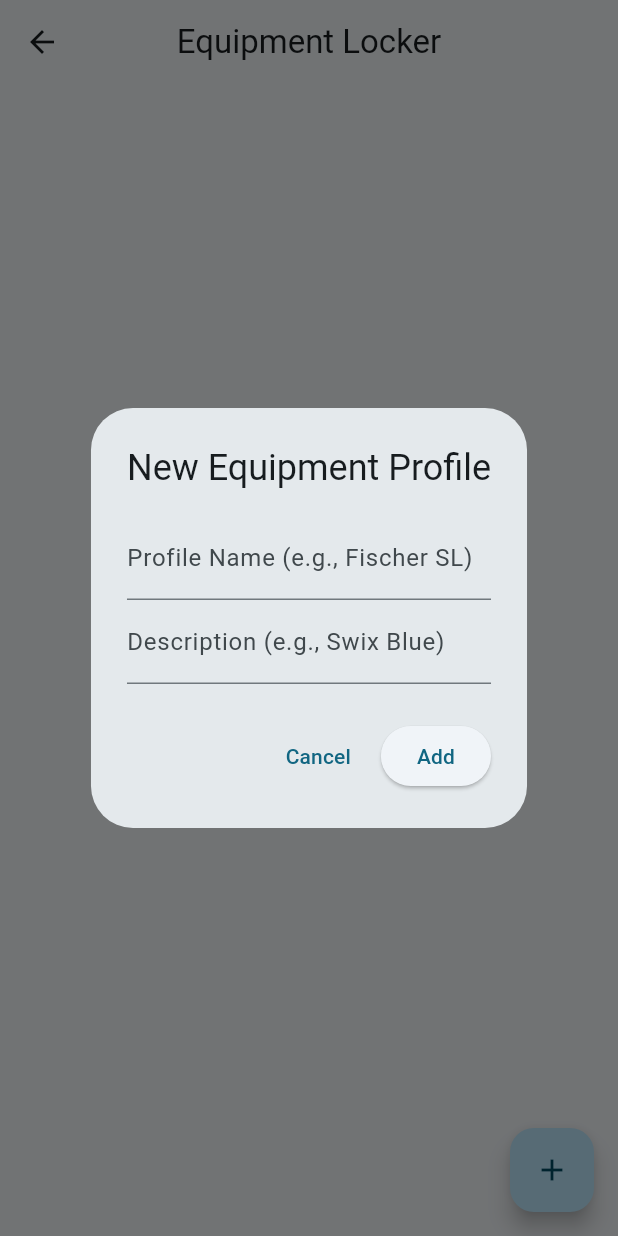
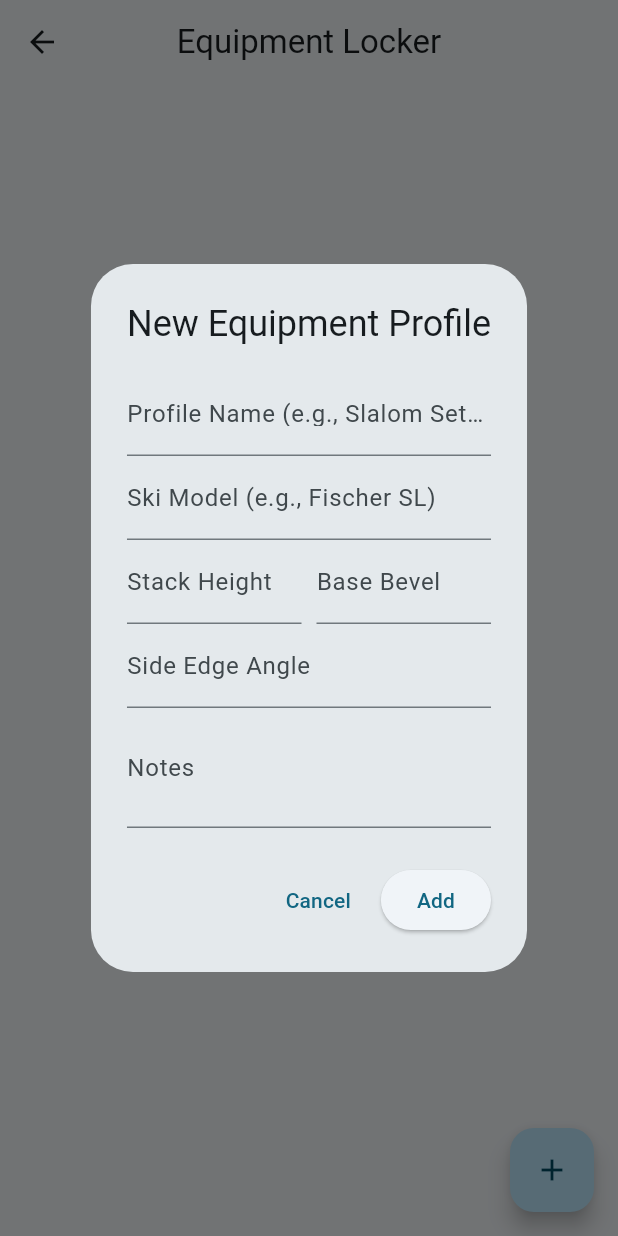
Before and after one commit to jjdavi23/Ski-Analytics-Tracker, a Flutter app: the EquipmentLockerScreen screen opened directly, after a tap on the "add" icon, on a phone screen of 412 x 824 dp. Run offline on Flutter 3.47's test engine with Material 3 defaults, Android fonts, the phone set to English and light mode, and no system bars; our stand-ins replace cloud_firestore, csv, firebase_auth, firebase_core, fl_chart, flutter_riverpod and 3 more; accounts and stored records are empty.

Commit message:
added new fields to equipment profile that give more apt descriptions

```diff
--- a/lib/models/equipment_profile.dart
+++ b/lib/models/equipment_profile.dart
@@ -2,24 +2,40 @@ class EquipmentProfile {
   //outline for ski setup
   final String id;
   final String name;
-  final String description;
+  final String? stackHeight;
+  final String? baseBevel;
+  final String? sideEdge;
+  final String? skiModel;
+  final String? notes;
 
   EquipmentProfile({
     //whats needed to make the equipment profile
     required this.id,
     required this.name,
-    required this.description,
+    this.stackHeight,
+    this.baseBevel,
+    this.sideEdge,
+    this.skiModel,
+    this.notes,
   });
 
   EquipmentProfile copyWith({
     String? id,
     String? name,
-    String? description,
+    String? stackHeight,
+    String? baseBevel,
+    String? sideEdge,
+    String? skiModel,
+    String? notes,
   }) {
     return EquipmentProfile(
       id: id ?? this.id,
       name: name ?? this.name,
-      description: description ?? this.description,
+      stackHeight: stackHeight ?? this.stackHeight,
+      baseBevel: baseBevel ?? this.baseBevel,
+      sideEdge: sideEdge ?? this.sideEdge,
+      skiModel: skiModel ?? this.skiModel,
+      notes: notes ?? this.notes,
     );
   }
 
@@ -28,7 +44,11 @@ class EquipmentProfile {
     return {
       'id': id,
       'name': name,
-      'description': description,
+      'stackHeight': stackHeight,
+      'baseBevel': baseBevel,
+      'sideEdge': sideEdge,
+      'skiModel': skiModel,
+      'notes': notes,
     };
   }
 
@@ -37,7 +57,21 @@ class EquipmentProfile {
     return EquipmentProfile(
       id: map['id'] ?? '',
       name: map['name'] ?? '',
-      description: map['description'] ?? '',
+      stackHeight: map['stackHeight'],
+      baseBevel: map['baseBevel'],
+      sideEdge: map['sideEdge'],
+      skiModel: map['skiModel'],
+      notes: map['notes'],
     );
   }
+
+  // Helper to get a summary string for display in places that used description
+  String get description {
+    final List<String> parts = [];
+    if (skiModel != null && skiModel!.isNotEmpty) parts.add('Model: $skiModel');
+    if (stackHeight != null && stackHeight!.isNotEmpty) parts.add('Stack: $stackHeight');
+    if (baseBevel != null && baseBevel!.isNotEmpty) parts.add('Base: $baseBevel');
+    if (sideEdge != null && sideEdge!.isNotEmpty) parts.add('Side: $sideEdge');
+    return parts.isEmpty ? 'No details' : parts.join(', ');
+  }
 }
--- a/lib/providers/analytics_provider.dart
+++ b/lib/providers/analytics_provider.dart
@@ -43,7 +43,7 @@ final analyticsProvider = Provider<List<EquipmentAnalytics>>((ref) {
   for (var entry in groupedRuns.entries) {
     final equipment = allEquipment.firstWhere(
       (e) => e.id == entry.key,
-      orElse: () => EquipmentProfile(id: 'unknown', name: 'Unknown Gear', description: ''),
+      orElse: () => EquipmentProfile(id: 'unknown', name: 'Unknown Gear'),
     );
 
     final totalTime = entry.value.fold(0.0, (sum, run) => sum + run.timeInSeconds);
--- a/lib/providers/equipment_provider.dart
+++ b/lib/providers/equipment_provider.dart
@@ -26,14 +26,25 @@ class EquipmentNotifier extends StreamNotifier<List<EquipmentProfile>> {
     return dbService.equipmentProfiles;
   }
 
-  Future<void> addProfile(String name, String description) async {
+  Future<void> addProfile({
+    required String name,
+    String? stackHeight,
+    String? baseBevel,
+    String? sideEdge,
+    String? skiModel,
+    String? notes,
+  }) async {
     final dbService = ref.read(databaseServiceProvider);
     if (dbService == null) return;
 
     final newProfile = EquipmentProfile(
       id: DateTime.now().millisecondsSinceEpoch.toString(),
       name: name,
-      description: description,
+      stackHeight: stackHeight,
+      baseBevel: baseBevel,
+      sideEdge: sideEdge,
+      skiModel: skiModel,
+      notes: notes,
     );
     await dbService.createEquipmentProfile(newProfile);
   }
--- a/lib/screens/equipment_locker_screen.dart
+++ b/lib/screens/equipment_locker_screen.dart
@@ -133,27 +133,63 @@ class EquipmentLockerScreen extends ConsumerWidget {
 
   void _showAddProfileDialog(BuildContext context, WidgetRef ref) {
     final nameController = TextEditingController();
-    final descriptionController = TextEditingController();
+    final stackHeightController = TextEditingController();
+    final baseBevelController = TextEditingController();
+    final sideEdgeController = TextEditingController();
+    final skiModelController = TextEditingController();
+    final notesController = TextEditingController();
 
     showDialog(
       context: context,
       builder: (context) {
         return AlertDialog(
           title: const Text('New Equipment Profile'),
-          content: Column(
+          content: SingleChildScrollView(
+            child: Column(
               mainAxisSize: MainAxisSize.min,
               children: [
                 TextField(
                   controller: nameController,
-                decoration: const InputDecoration(labelText: 'Profile Name (e.g., Fischer SL)'),
+                  decoration: const InputDecoration(labelText: 'Profile Name (e.g., Slalom Setup 1)'),
                   textCapitalization: TextCapitalization.words,
                 ),
                 TextField(
-                controller: descriptionController,
-                decoration: const InputDecoration(labelText: 'Description (e.g., Swix Blue)'),
-                textCapitalization: TextCapitalization.sentences,
+                  controller: skiModelController,
+                  decoration: const InputDecoration(labelText: 'Ski Model (e.g., Fischer SL)'),
+                  textCapitalization: TextCapitalization.words,
+                ),
+                Row(
+                  children: [
+                    Expanded(
+                      child: TextField(
+                        controller: stackHeightController,
+                        decoration: const InputDecoration(labelText: 'Stack Height'),
+                        keyboardType: TextInputType.number,
+                      ),
+                    ),
+                    const SizedBox(width: 10),
+                    Expanded(
+                      child: TextField(
+                        controller: baseBevelController,
+                        decoration: const InputDecoration(labelText: 'Base Bevel'),
+                        keyboardType: const TextInputType.numberWithOptions(decimal: true),
+                      ),
                     ),
                   ],
+                ),
+                TextField(
+                  controller: sideEdgeController,
+                  decoration: const InputDecoration(labelText: 'Side Edge Angle'),
+                  keyboardType: const TextInputType.numberWithOptions(decimal: true),
+                ),
+                TextField(
+                  controller: notesController,
+                  decoration: const InputDecoration(labelText: 'Notes'),
+                  textCapitalization: TextCapitalization.sentences,
+                  maxLines: 2,
+                ),
+              ],
+            ),
           ),
           actions: [
             TextButton(
@@ -164,8 +200,12 @@ class EquipmentLockerScreen extends ConsumerWidget {
               onPressed: () {
                 if (nameController.text.isNotEmpty) {
                   ref.read(equipmentProvider.notifier).addProfile(
-                        nameController.text,
-                        descriptionController.text,
+                        name: nameController.text,
+                        stackHeight: stackHeightController.text,
+                        baseBevel: baseBevelController.text,
+                        sideEdge: sideEdgeController.text,
+                        skiModel: skiModelController.text,
+                        notes: notesController.text,
                       );
                   Navigator.pop(context);
                 }
@@ -180,14 +220,19 @@ class EquipmentLockerScreen extends ConsumerWidget {
 
   void _showEditProfileDialog(BuildContext context, WidgetRef ref, EquipmentProfile profile) {
     final nameController = TextEditingController(text: profile.name);
-    final descriptionController = TextEditingController(text: profile.description);
+    final stackHeightController = TextEditingController(text: profile.stackHeight);
+    final baseBevelController = TextEditingController(text: profile.baseBevel);
+    final sideEdgeController = TextEditingController(text: profile.sideEdge);
+    final skiModelController = TextEditingController(text: profile.skiModel);
+    final notesController = TextEditingController(text: profile.notes);
 
     showDialog(
       context: context,
       builder: (context) {
         return AlertDialog(
           title: const Text('Edit Equipment Profile'),
-          content: Column(
+          content: SingleChildScrollView(
+            child: Column(
               mainAxisSize: MainAxisSize.min,
               children: [
                 TextField(
@@ -196,11 +241,42 @@ class EquipmentLockerScreen extends ConsumerWidget {
                   textCapitalization: TextCapitalization.words,
                 ),
                 TextField(
-                controller: descriptionController,
-                decoration: const InputDecoration(labelText: 'Description'),
-                textCapitalization: TextCapitalization.sentences,
+                  controller: skiModelController,
+                  decoration: const InputDecoration(labelText: 'Ski Model'),
+                  textCapitalization: TextCapitalization.words,
+                ),
+                Row(
+                  children: [
+                    Expanded(
+                      child: TextField(
+                        controller: stackHeightController,
+                        decoration: const InputDecoration(labelText: 'Stack Height'),
+                        keyboardType: TextInputType.number,
+                      ),
+                    ),
+                    const SizedBox(width: 10),
+                    Expanded(
+                      child: TextField(
+                        controller: baseBevelController,
+                        decoration: const InputDecoration(labelText: 'Base Bevel'),
+                        keyboardType: const TextInputType.numberWithOptions(decimal: true),
+                      ),
                     ),
                   ],
+                ),
+                TextField(
+                  controller: sideEdgeController,
+                  decoration: const InputDecoration(labelText: 'Side Edge Angle'),
+                  keyboardType: const TextInputType.numberWithOptions(decimal: true),
+                ),
+                TextField(
+                  controller: notesController,
+                  decoration: const InputDecoration(labelText: 'Notes'),
+                  textCapitalization: TextCapitalization.sentences,
+                  maxLines: 2,
+                ),
+              ],
+            ),
           ),
           actions: [
             TextButton(
@@ -213,12 +289,15 @@ class EquipmentLockerScreen extends ConsumerWidget {
                   ref.read(equipmentProvider.notifier).updateProfile(
                         profile.copyWith(
                           name: nameController.text,
-                          description: descriptionController.text,
+                          stackHeight: stackHeightController.text,
+                          baseBevel: baseBevelController.text,
+                          sideEdge: sideEdgeController.text,
+                          skiModel: skiModelController.text,
+                          notes: notesController.text,
                         ),
                       );
                   Navigator.pop(context);
 
-                  // Best Practice: Check if mounted before showing SnackBar
                   if (context.mounted) {
                     ScaffoldMessenger.of(context).showSnackBar(
                       const SnackBar(content: Text('Profile updated')),
--- a/lib/services/export_service.dart
+++ b/lib/services/export_service.dart
@@ -19,7 +19,7 @@ class ExportService {
       ['Snow Condition', session?.snowCondition ?? 'Various'],
       ['Export Date', DateTime.now().toIso8601String()],
       [], // Spacer
-      ['Run #', 'Time (s)', 'Gear Name', 'Gear Description', 'Timestamp', 'Session ID'],
+      ['Run #', 'Time (s)', 'Gear Name', 'Ski Model', 'Stack', 'Base/Side', 'Timestamp', 'Session ID'],
     ];
 
     // Sort runs chronologically
@@ -33,7 +33,6 @@ class ExportService {
         orElse: () => EquipmentProfile(
           id: 'unknown',
           name: 'Unknown',
-          description: 'N/A'
         ),
       );
 
@@ -41,7 +40,9 @@ class ExportService {
         i + 1,
         run.timeInSeconds,
         gear.name,
-        gear.description,
+        gear.skiModel ?? 'N/A',
+        gear.stackHeight ?? 'N/A',
+        '${gear.baseBevel ?? '?'}/${gear.sideEdge ?? '?'}',
         run.timestamp.toIso8601String(),
         run.sessionId,
       ]);
--- a/lib/widgets/analytics/run_history_list.dart
+++ b/lib/widgets/analytics/run_history_list.dart
@@ -57,7 +57,7 @@ class RunHistoryList extends ConsumerWidget {
                       final equipment = equipmentList.firstWhere(
                         (e) => e.id == run.equipmentProfileId,
                         orElse: () => EquipmentProfile(
-                            id: 'unknown', name: 'Unknown', description: ''),
+                            id: 'unknown', name: 'Unknown'),
                       );
 
                       return ListTile(
--- a/lib/widgets/run_chart_widget.dart
+++ b/lib/widgets/run_chart_widget.dart
@@ -133,7 +133,7 @@ class RunChartWidget extends StatelessWidget {
                              final run = runs[runIndex];
                              final equip = equipment.firstWhere(
                                (e) => e.id == run.equipmentProfileId,
-                               orElse: () => EquipmentProfile(id: '', name: 'Unknown', description: ''),
+                               orElse: () => EquipmentProfile(id: '', name: 'Unknown'),
                              );
                              return LineTooltipItem(
                                '${equip.name}\n${barSpot.y.toStringAsFixed(2)}s',
--- a/lib/widgets/run_logger/session_selector.dart
+++ b/lib/widgets/run_logger/session_selector.dart
@@ -20,7 +20,7 @@ class SessionSelector extends ConsumerWidget {
             child: sessionsAsync.when(
               skipLoadingOnRefresh: true,
               data: (sessions) => DropdownButtonFormField<String>(
-                initialValue: sessions.any((s) => s.id == activeSession?.id)
+                initialValue: sessions.any((s) => s.id == (activeSession?.id ?? ''))
                     ? activeSession?.id
                     : null,
                 decoration: const InputDecoration(
```
Also changed, not shown: 1 other file. Lines whose indentation alone changed are shown as unchanged.
